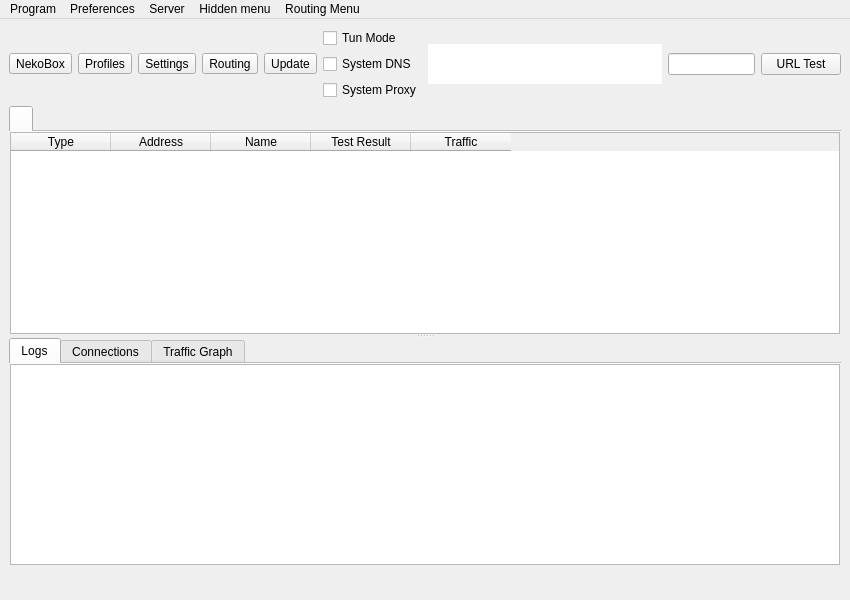
This is src/nekobox/ui/mainwindow.ui in qr243vbi/nekobox as Qt 5 draws it before an edit. The edited form follows.
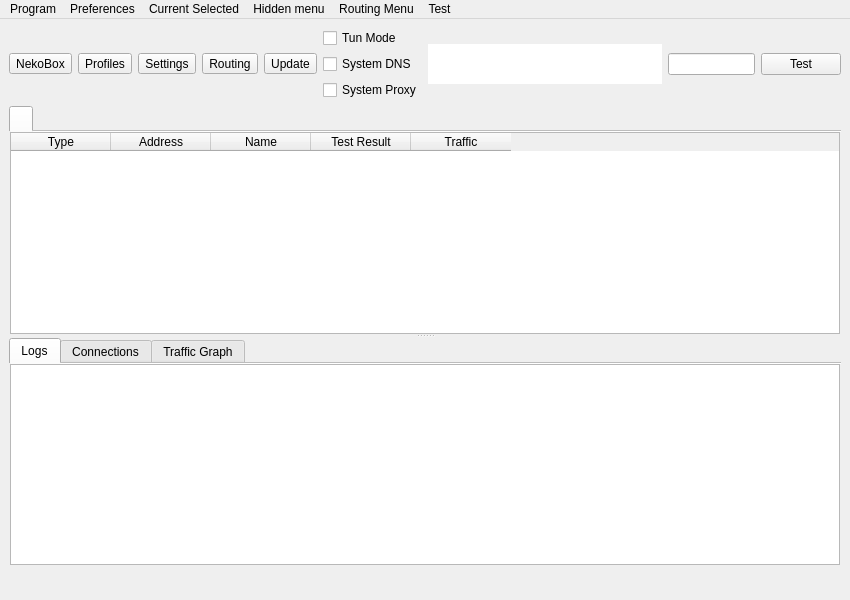
This is the edited form. Icons and pictures are not drawn. Custom widgets are drawn as their Qt base class.

```diff
--- a/src/nekobox/ui/mainwindow.ui
+++ b/src/nekobox/ui/mainwindow.ui
@@ -228,10 +228,7 @@
       <item>
        <widget class="QPushButton" name="url_test_button">
         <property name="text">
-         <string>URL Test</string>
-        </property>
-        <property name="flat">
-         <bool>false</bool>
+         <string>Test</string>
         </property>
        </widget>
       </item>
@@ -624,7 +621,7 @@
    </widget>
    <widget class="QMenu" name="menu_server">
     <property name="title">
-     <string>Server</string>
+     <string>Current Selected</string>
     </property>
     <widget class="QMenu" name="menu_share_item">
      <property name="title">
@@ -700,11 +697,18 @@
      <string>Routing Menu</string>
     </property>
    </widget>
+   <widget class="QMenu" name="menuTest">
+    <property name="title">
+     <string>Test</string>
+    </property>
+    <addaction name="actionSpeedtest_Current"/>
+   </widget>
    <addaction name="menu_program"/>
    <addaction name="menu_preferences"/>
    <addaction name="menu_server"/>
    <addaction name="menuHidden_menu"/>
    <addaction name="menuRouting_Menu"/>
+   <addaction name="menuTest"/>
   </widget>
   <action name="menu_exit">
    <property name="text">
```
Left out of the diff: 3 changed lines with no effect on the pictures.
